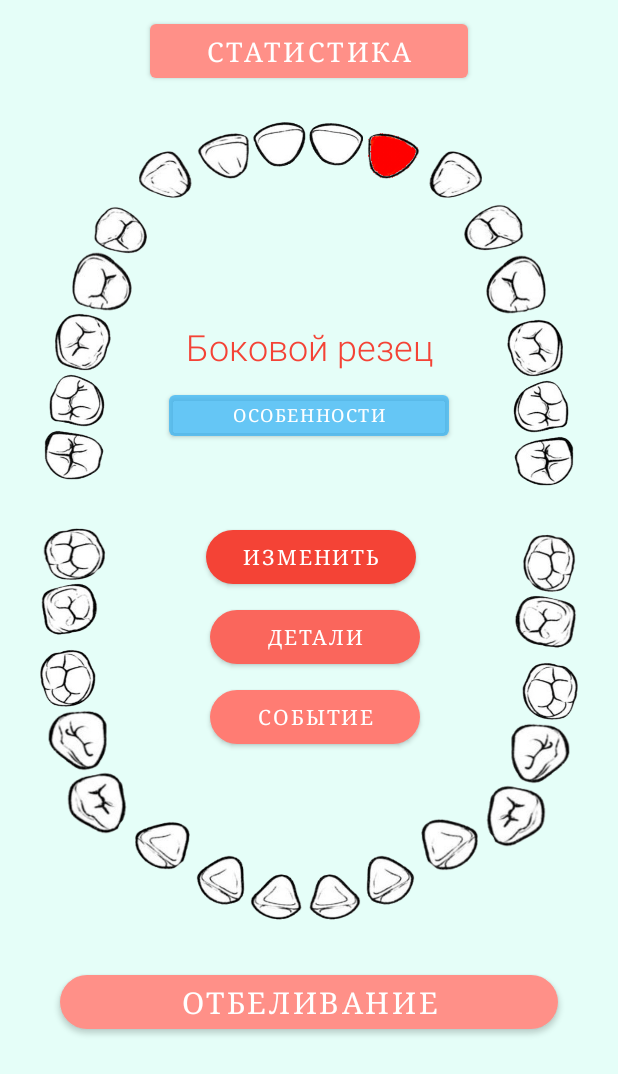
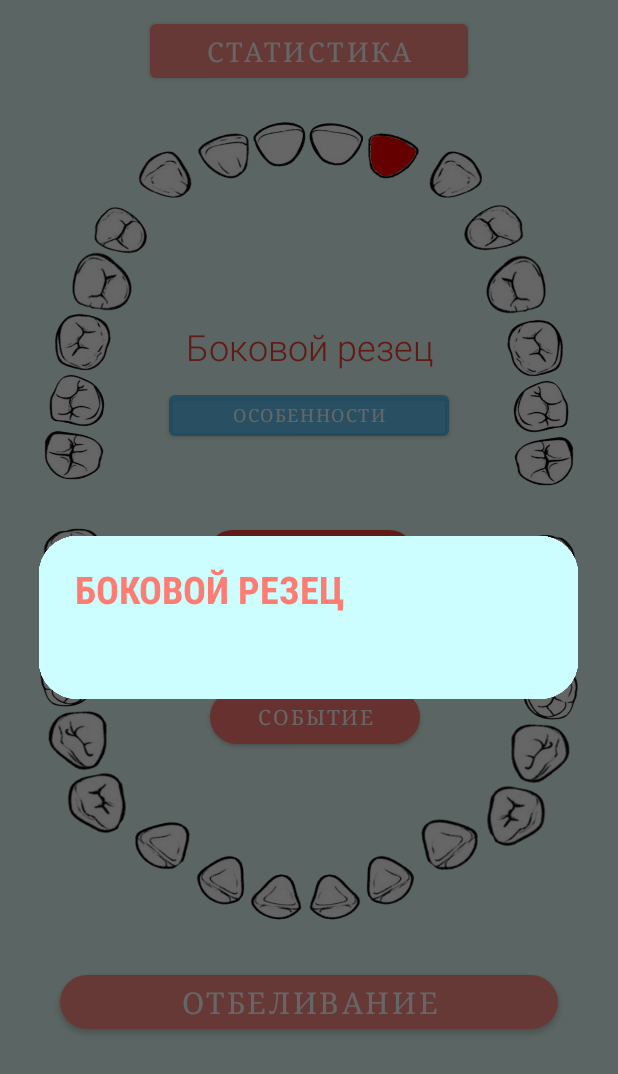
Before and after one commit to sastsy/DentalPass, an Android app: the screen it shows after launch (MainActivity), after a tap on "ОСОБЕННОСТИ", on a phone screen of 412 x 824 dp. Shown: the top 1074 px of the screen. Run offline under Robolectric (Android 15) with nearby library versions, the phone set to English and light mode, and no system bars; 1 other tap on this screen came first.

Commit message:
a little state update

```diff
--- a/app/src/main/java/sastsy/project/dentalpass/MainActivity.java
+++ b/app/src/main/java/sastsy/project/dentalpass/MainActivity.java
@@ -115,6 +115,15 @@ public class MainActivity extends AppCompatActivity {
         Button tooth_specialities_btn = findViewById(R.id.button9);
         tooth_specialities_btn.setOnClickListener(v -> {
             AlertDialog.Builder builder = new AlertDialog.Builder(MainActivity.this, R.style.AlertDialog);
+            builder.setTitle(tooth_list[clicked_tooth].name.toUpperCase());
+            builder.setCancelable(true);
+            StringBuilder state_string = new StringBuilder();
+            for (int i = 0; i < tooth_state_list.length; ++i) {
+                if (tooth_list[clicked_tooth].state.contains(i)) state_string.append(tooth_state_list[i].toUpperCase()).append(" ");
+            }
+            builder.setMessage(state_string);
+            AlertDialog show_current_state_dialog = builder.create();
+            show_current_state_dialog.show();
         });
 
         for (int i = 0; i <= 31; ++i) {
```
Also changed, not shown: app/src/main/res/layout/info_dialog.xml (added, +16 -0 lines).
